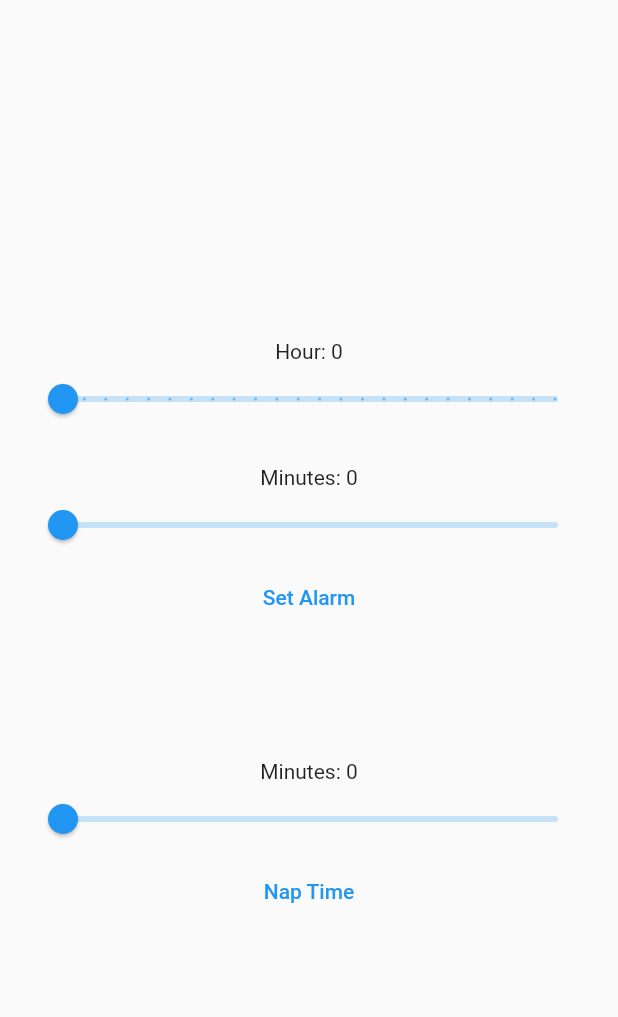
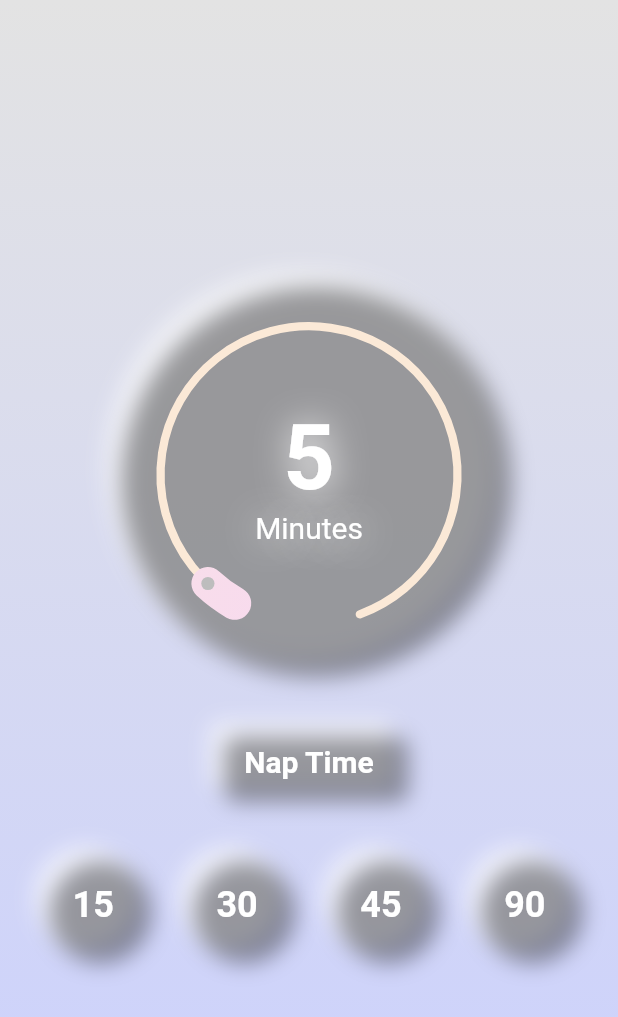
Before and after one commit to mulitate4/Nap-Time, a Flutter app: the screen it shows after launch, after a tap on "Nap Time", on a phone screen of 412 x 824 dp. Shown: the top 1017 px of the screen. Run offline on Flutter 3.47's test engine with Material 2 defaults, Android fonts, the phone set to English and light mode, and no system bars; drawn by our look-alikes of flutter_neumorphic, sleek_circular_slider; missing offline and left inert: flutter_alarm_clock.

Commit message:
Overhauled UI

```diff
--- a/lib/main.dart
+++ b/lib/main.dart
@@ -1,130 +1,178 @@
-import 'package:flutter/material.dart';
+// ignore_for_file: prefer_const_constructors, prefer_const_literals_to_create_immutables
 import 'package:flutter_alarm_clock/flutter_alarm_clock.dart';
-import 'package:intl/intl.dart';
+import 'package:sleek_circular_slider/sleek_circular_slider.dart';
+import 'package:flutter_neumorphic/flutter_neumorphic.dart';
 
 void main() {
-  runApp(const AlarmWithYoutube());
+  runApp(const NapTime());
 }
 
-class AlarmWithYoutube extends StatefulWidget {
-  const AlarmWithYoutube({Key? key}) : super(key: key);
+class NapTime extends StatefulWidget {
+  const NapTime({Key? key}) : super(key: key);
 
   @override
-  State<AlarmWithYoutube> createState() => _AlarmWithYoutubeState();
+  State<NapTime> createState() => _NapTimeState();
 }
 
-class _AlarmWithYoutubeState extends State<AlarmWithYoutube> {
-  int _selectedHour = 0;
-  int _selectedMinutes = 0;
+class _NapTimeState extends State<NapTime> {
   int _selectedNapMinutes = 0;
+
+  var textStyle = TextStyle(
+      fontSize: 60,
+      color: Colors.white,
+      fontWeight: FontWeight.bold,
+      shadows: [
+        Shadow(color: Colors.white, offset: Offset(1, 1), blurRadius: 30),
+      ]);
 
   @override
   Widget build(BuildContext context) {
     return MaterialApp(
       home: Scaffold(
-        body: Column(
+        body: Container(
+          width: double.infinity,
+          decoration: BoxDecoration(
+              gradient: LinearGradient(
+                  begin: Alignment.bottomCenter,
+                  end: Alignment.topCenter,
+                  colors: [const Color(0xFFcad0ff), const Color(0xFFe3e3e3)])),
+          child: Column(
+            mainAxisAlignment: MainAxisAlignment.center,
+            children: [
+              Neumorphic(
+                padding: EdgeInsets.all(20),
+                style: NeumorphicStyle(
+                  depth: 10,
+                  color: Colors.transparent,
+                  // boxShape: NeumorphicBoxShape.roundRect(
+                  //     BorderRadius.circular(40)),
+                  boxShape: NeumorphicBoxShape.circle(),
+                ),
+                child: SleekCircularSlider(
+                  initialValue: 5,
+                  max: 120,
+                  appearance: CircularSliderAppearance(
+                      startAngle: 120,
+                      angleRange: 310,
+                      size: 220,
+                      customColors: CustomSliderColors(
+                          dynamicGradient: true,
+                          shadowColor: Colors.grey,
+                          shadowMaxOpacity: .05,
+                          shadowStep: 3,
+                          dotColor: Colors.grey[400],
+                          trackColor: const Color(0xFFfbe9d7),
+                          progressBarColors: [
+                            const Color(0xFFf6d5f7),
+                            const Color(0xFFfbe9d7),
+                          ])),
+                  onChange: (double value) {
+                    setState(() {
+                      _selectedNapMinutes = value.round();
+                    });
+                  },
+                  innerWidget: (double value) {
+                    return Column(
                       mainAxisAlignment: MainAxisAlignment.center,
                       crossAxisAlignment: CrossAxisAlignment.center,
                       children: [
-            Padding(
-                padding: const EdgeInsets.all(8.0),
-                child: Container(
-                    decoration:
-                        BoxDecoration(borderRadius: BorderRadius.circular(12)),
-                    child: Padding(
-                      padding: const EdgeInsets.all(8.0),
-                      child: Column(
+                        Text(
+                          value.round().toString(),
+                          style: textStyle,
+                        ),
+                        Text(
+                          "Minutes",
+                          style: textStyle.copyWith(
+                              fontSize: 20, fontWeight: FontWeight.normal),
+                        ),
+                      ],
+                    );
+                  },
+                ),
+              ),
+              SizedBox(height: 40),
+              NeumorphicButton(
+                  style: NeumorphicStyle(depth: 10, color: Colors.transparent),
+                  onPressed: () {
+                    presetSetAlarm(_selectedNapMinutes);
+                  },
+                  child: Text(
+                    "Nap Time",
+                    style: textStyle.copyWith(fontSize: 20, shadows: []),
+                  )),
+              SizedBox(height: 40),
+              Row(
+                mainAxisAlignment: MainAxisAlignment.spaceEvenly,
                 children: [
-                          const SizedBox(height: 20),
-                          Text("Hour: $_selectedHour"),
-                          Slider(
-                              label: _selectedHour.toString(),
-                              value: _selectedHour.toDouble(),
-                              min: 0.0,
-                              max: 23.0,
-                              divisions: 23,
-                              onChanged: (value) {
-                                setState(() {
-                                  _selectedHour = value.round();
-                                });
-                              }),
-                          const SizedBox(height: 20),
-                          Text("Minutes: $_selectedMinutes"),
-                          Slider(
-                              label: _selectedMinutes.toString(),
-                              value: _selectedMinutes.toDouble(),
-                              min: 0.0,
-                              max: 60.0,
-                              divisions: 60,
-                              onChanged: (value) {
-                                setState(() {
-                                  _selectedMinutes = value.round();
-                                });
-                              }),
-                          TextButton(
+                  NeumorphicButton(
+                      padding: EdgeInsets.all(20),
+                      style: NeumorphicStyle(
+                        depth: 10,
+                        color: Colors.transparent,
+                        boxShape: NeumorphicBoxShape.circle(),
+                      ),
                       onPressed: () {
-                                FlutterAlarmClock.createAlarm(
-                                    _selectedHour, _selectedMinutes);
+                        presetSetAlarm(15);
                       },
-                              child: const Text("Set Alarm")),
+                      child: Text(
+                        "15",
+                        style: textStyle.copyWith(fontSize: 24, shadows: []),
+                      )),
+                  NeumorphicButton(
+                      padding: EdgeInsets.all(20),
+                      style: NeumorphicStyle(
+                        depth: 10,
+                        color: Colors.transparent,
+                        boxShape: NeumorphicBoxShape.circle(),
+                      ),
+                      onPressed: () {
+                        presetSetAlarm(30);
+                      },
+                      child: Text(
+                        "30",
+                        style: textStyle.copyWith(fontSize: 24, shadows: []),
+                      )),
+                  NeumorphicButton(
+                      padding: EdgeInsets.all(20),
+                      style: NeumorphicStyle(
+                        depth: 10,
+                        color: Colors.transparent,
+                        boxShape: NeumorphicBoxShape.circle(),
+                      ),
+                      onPressed: () {
+                        presetSetAlarm(45);
+                      },
+                      child: Text(
+                        "45",
+                        style: textStyle.copyWith(fontSize: 24, shadows: []),
+                      )),
+                  NeumorphicButton(
+                      padding: EdgeInsets.all(20),
+                      style: NeumorphicStyle(
+                        depth: 10,
+                        color: Colors.transparent,
+                        boxShape: NeumorphicBoxShape.circle(),
+                      ),
+                      onPressed: () {
+                        presetSetAlarm(90);
+                      },
+                      child: Text(
+                        "90",
+                        style: textStyle.copyWith(fontSize: 24, shadows: []),
+                      )),
                 ],
-                      ),
-                    ))),
-            const SizedBox(height: 32),
-            Padding(
-              padding: const EdgeInsets.all(8.0),
-              child: Container(
-                  decoration: BoxDecoration(
-                      // border: Border.all(width: 1, color: Colors.grey.shade600),
-                      borderRadius: BorderRadius.circular(12)),
-                  child: Padding(
-                    padding: const EdgeInsets.all(8.0),
-                    child: Column(
-                      children: [
-                        const SizedBox(height: 20),
-                        Text("Minutes: $_selectedNapMinutes"),
-                        Slider(
-                            label: _selectedNapMinutes.toString(),
-                            value: _selectedNapMinutes.toDouble(),
-                            min: 0.0,
-                            max: 60.0,
-                            divisions: 60,
-                            onChanged: (value) {
-                              setState(() {
-                                _selectedNapMinutes = value.round();
-                              });
-                            }),
-                        TextButton(
-                            onPressed: () {
-                              DateTime currentTime = DateTime.now();
-                              int _currentMinutes = currentTime.minute;
-                              int _currentHour = currentTime.hour;
-
-                              int _computedMinutes = 0;
-                              int _computedHour = 0;
-
-                              if (_currentMinutes + _selectedNapMinutes > 59) {
-                                _computedMinutes =
-                                    (_currentMinutes + _selectedNapMinutes) -
-                                        60;
-                                _computedHour = _currentHour + 1;
-                              } else {
-                                _computedMinutes =
-                                    _currentMinutes + _selectedNapMinutes;
-                                _computedHour = _currentHour;
-                              }
-
-                              FlutterAlarmClock.createAlarm(
-                                  _computedHour, _computedMinutes);
-                            },
-                            child: const Text("Nap Time")),
-                      ],
-                    ),
-                  )),
               ),
             ],
           ),
         ),
+      ),
     );
   }
+
+  void presetSetAlarm(int minutes) {
+    DateTime currentTime = DateTime.now();
+    DateTime alarmTime = currentTime.add(Duration(minutes: minutes));
+
+    FlutterAlarmClock.createAlarm(alarmTime.hour, alarmTime.minute);
   }
+}
--- a/pubspec.yaml
+++ b/pubspec.yaml
@@ -32,6 +32,8 @@ dependencies:
   # The following adds the Cupertino Icons font to your application.
   # Use with the CupertinoIcons class for iOS style icons.
   cupertino_icons: ^1.0.2
+  sleek_circular_slider: ^2.0.1
+  flutter_neumorphic: ^3.2.0
 
 flutter_icons:
   image_path: "icon/icon.png"
```
Also changed, not shown: pubspec.lock, 1 other file. Lines whose indentation alone changed are shown as unchanged.
